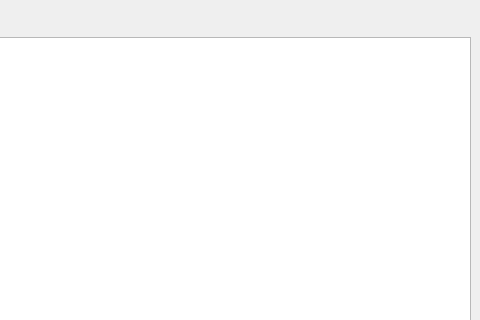
The window that src/filewindow.ui (hsBoyz/MiniLockSync) describes before a commit, drawn with Qt 5; both pictures show x 341 to 821 and y 0 to 320 of the 821 by 541 pixel window.
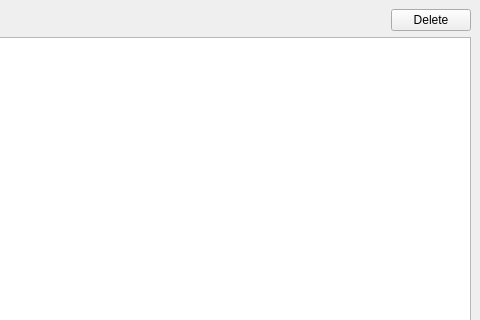
The same window after the commit.

Commit message: copying files and directory via dragNdrop now working. added delete button for files. not for dir yet

What changed in the file:
```diff
--- a/src/filewindow.ui
+++ b/src/filewindow.ui
@@ -37,6 +37,13 @@
         </property>
        </spacer>
       </item>
+      <item>
+       <widget class="QPushButton" name="pushButton_deleteFile">
+        <property name="text">
+         <string>Delete</string>
+        </property>
+       </widget>
+      </item>
      </layout>
     </item>
     <item>
```
The commit also changes 4 other files.
